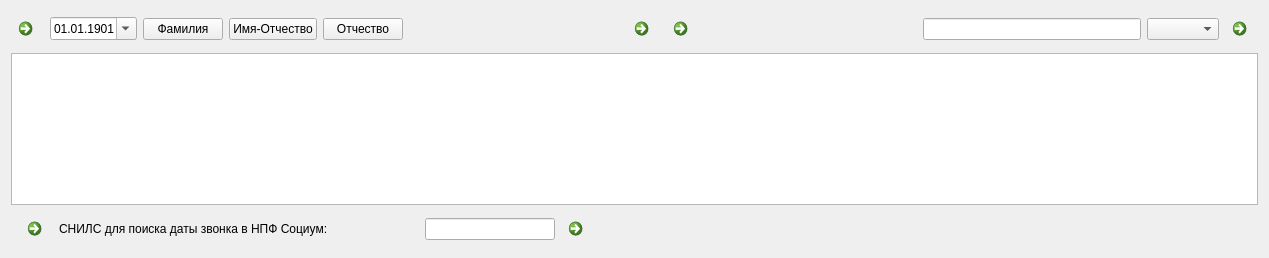
dekarh/alone, file alone_win.ui: the form before one commit.
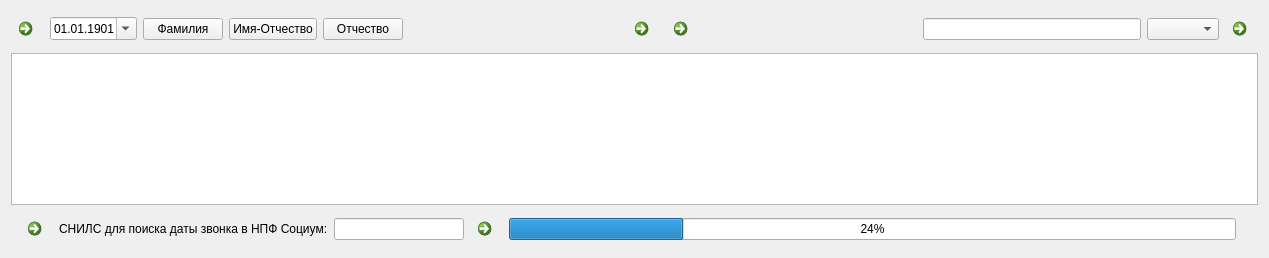
The form after the commit. Icons and pictures are not drawn.

Commit message: Отладил алгоритм массового определения папок которые нужно прослушать по СНИЛС

What changed in the file:
```diff
--- a/alone_win.ui
+++ b/alone_win.ui
@@ -292,6 +292,16 @@
         </property>
        </widget>
       </item>
+      <item>
+       <widget class="QProgressBar" name="progressBar">
+        <property name="enabled">
+         <bool>true</bool>
+        </property>
+        <property name="value">
+         <number>24</number>
+        </property>
+       </widget>
+      </item>
       <item>
        <widget class="QLabel" name="lbDateTime">
         <property name="text">
```
The commit also changes 2 other files.
